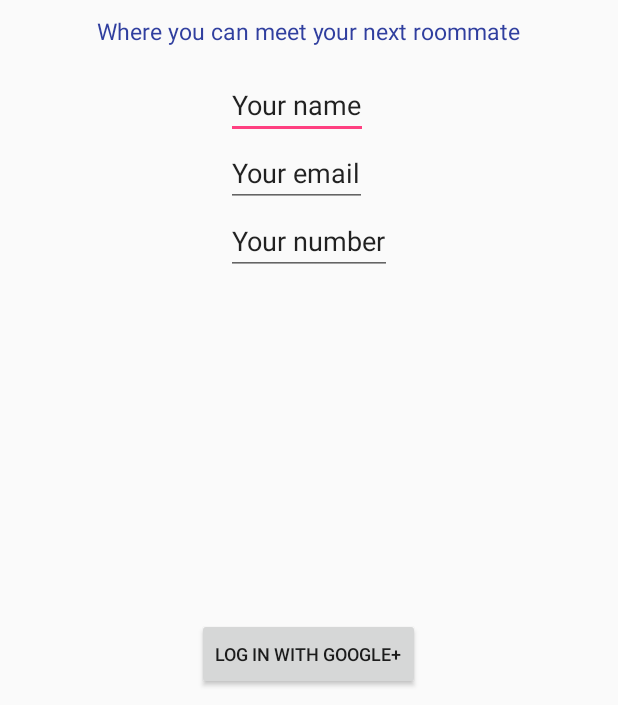
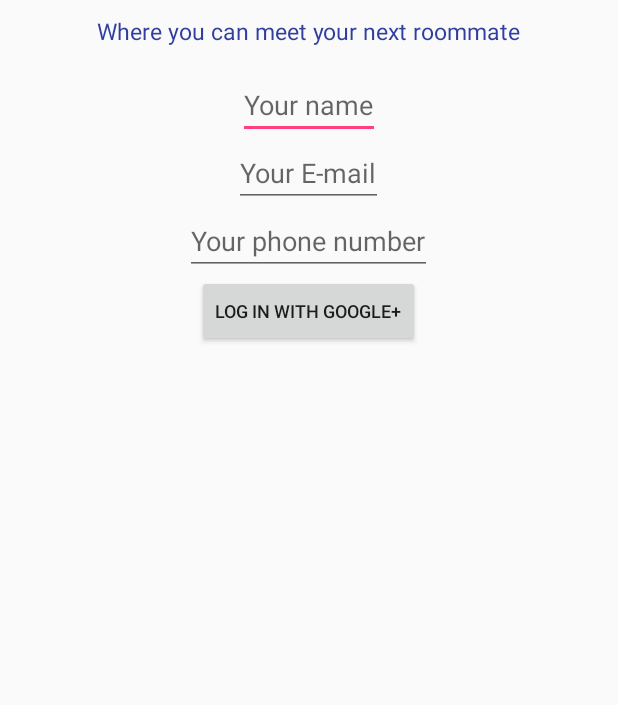
Before and after one commit to LauretsDev/Roomie, an Android app: the screen it shows after launch (MainActivity), on a phone screen of 412 x 824 dp, the part 531-1236 px from its top. Run offline under Robolectric (Android 15) with nearby library versions, the light colour scheme and no system bars.

Commit message:
Changed app launch icon, changed layouts, and user information is now viewable in activity_roomie.

```diff
--- a/app/build.gradle
+++ b/app/build.gradle
@@ -20,10 +20,6 @@ android {
     }
 }
 
-android.packagingOptions {
-    exclude 'META-INF/NOTICE' // will not include NOTICE file
-    exclude 'META-INF/LICENSE' // will not include LICENSE file
-}
 
 dependencies {
     compile fileTree(dir: 'libs', include: ['*.jar'])
--- a/app/src/main/AndroidManifest.xml
+++ b/app/src/main/AndroidManifest.xml
@@ -9,8 +9,7 @@
         android:icon="@mipmap/ic_launcher"
         android:label="@string/app_name"
         android:supportsRtl="true"
-        android:theme="@style/AppTheme"
-        android:name=".Roomie">
+        android:theme="@style/AppTheme">
         <activity android:name=".MainActivity" >
             <intent-filter>
                 <action android:name="android.intent.action.MAIN" />
--- a/app/src/main/java/com/roakstudio/roomie/Roomie.java
+++ /dev/null
@@ -1,15 +0,0 @@
-package com.roakstudio.roomie;
-
-import com.firebase.client.Firebase;
-
-/**
- * Created by Diego Laurentino on 07/04/2016.
- */
-public class Roomie extends android.app.Application {
-
-    @Override
-    public void onCreate() {
-        super.onCreate();
-        Firebase.setAndroidContext(this);
-    }
-}
--- a/app/src/main/res/layout/activity_form.xml
+++ b/app/src/main/res/layout/activity_form.xml
@@ -250,8 +250,7 @@
         android:textStyle="normal"
         android:textSize="12sp"
         android:text="@string/str_form_btn_look"
-        android:id="@+id/btn_Form"
-        android:onClick="sendMessage"/>
+        android:id="@+id/btn_Form" />
 
 
 </RelativeLayout>
--- a/app/src/main/res/layout/activity_main.xml
+++ b/app/src/main/res/layout/activity_main.xml
@@ -1,9 +1,14 @@
 <?xml version="1.0" encoding="utf-8"?>
-<RelativeLayout xmlns:android="http://schemas.android.com/apk/res/android"
+<ScrollView
+    xmlns:android="http://schemas.android.com/apk/res/android"
     xmlns:tools="http://schemas.android.com/tools"
+    tools:context="com.roakstudio.roomie.MainActivity"
     android:layout_width="match_parent"
-    android:layout_height="match_parent"
-    tools:context="com.roakstudio.roomie.MainActivity">
+    android:layout_height="match_parent">
+
+    <RelativeLayout
+    android:layout_width="match_parent"
+    android:layout_height="wrap_content">
 
     <TextView
         android:layout_width="wrap_content"
@@ -24,7 +29,8 @@
         android:layout_centerInParent="true"
         android:id="@+id/img_Logo"
         android:layout_below="@+id/txtWelcome"
-        android:layout_marginTop="10dp"/>
+        android:layout_marginTop="10dp"
+        tools:ignore="ContentDescription"/>
 
     <TextView
         android:layout_width="wrap_content"
@@ -39,45 +45,42 @@
         android:textStyle="normal"
         android:layout_marginTop="10dp"/>
 
-    <LinearLayout
-        android:layout_width="wrap_content"
-        android:layout_height="wrap_content"
-        android:layout_above="@+id/btn_Main"
-        android:layout_centerHorizontal="true"
-        android:orientation="vertical"
-        android:layout_below="@+id/txt_Motto"
-        android:layout_marginTop="8dp"
-        android:layout_marginBottom="8dp">
-
     <EditText
         android:layout_width="wrap_content"
         android:layout_height="wrap_content"
-            android:text="Your name"
-            android:id="@+id/edit_main_Name"/>
+        android:hint="@string/str_main_hint_Name"
+        android:id="@+id/edit_main_Name"
+        android:layout_below="@id/txt_Motto"
+        android:layout_centerHorizontal="true"
+        android:layout_marginTop="8dp"/>
     <EditText
         android:layout_width="wrap_content"
         android:layout_height="wrap_content"
-            android:text="Your email"
+        android:hint="@string/str_main_hint_Email"
         android:inputType="textEmailAddress"
-            android:id="@+id/edit_main_Email"/>
+        android:id="@+id/edit_main_Email"
+        android:layout_below="@id/edit_main_Name"
+        android:layout_centerHorizontal="true"/>
     <EditText
         android:layout_width="wrap_content"
         android:layout_height="wrap_content"
-            android:text="Your number"
+        android:hint="@string/str_main_hint_Phone"
         android:inputType="phone"
-            android:id="@+id/edit_main_Number"/>
-    </LinearLayout>
+        android:id="@+id/edit_main_Number"
+        android:layout_below="@id/edit_main_Email"
+        android:layout_centerHorizontal="true"/>
+
     <Button
         android:layout_width="wrap_content"
         android:layout_height="wrap_content"
         android:layout_centerHorizontal="true"
-        android:layout_alignParentBottom="true"
         android:layout_marginBottom="10dp"
         android:textStyle="normal"
         android:textSize="12sp"
         android:text="@string/str_main_btn_login"
         android:id="@+id/btn_Main"
-        android:onClick="sendMessage"/>
+        android:layout_below="@+id/edit_main_Number"/>
 
 
 </RelativeLayout>
+</ScrollView>
--- a/app/src/main/res/layout/activity_roomies.xml
+++ b/app/src/main/res/layout/activity_roomies.xml
@@ -40,8 +40,7 @@
         android:textStyle="normal"
         android:textSize="12sp"
         android:text="@string/str_roomies_btn_look"
-        android:id="@+id/btn_Roomies"
-        android:onClick="sendMessage"/>
+        android:id="@+id/btn_Roomies" />
 
 
 </RelativeLayout>
--- a/app/src/main/res/values/strings.xml
+++ b/app/src/main/res/values/strings.xml
@@ -5,6 +5,9 @@
     <string name="str_main_welcome">Welcome to Roomie!</string>
     <string name="str_main_motto">Where you can meet your next roommate</string>
     <string name="str_main_btn_login">Log in with Google+</string>
+    <string name="str_main_hint_Name">Your name</string>
+    <string name="str_main_hint_Email">Your E-mail</string>
+    <string name="str_main_hint_Phone">Your phone number</string>
 
     <!-- activity_intro.xml-->
     <string name="str_intro_about">About Roomie</string>
```
Also changed, not shown: app/src/main/java/com/roakstudio/roomie/FormActivity.java (+24 -19 lines), app/src/main/java/com/roakstudio/roomie/IntroActivity.java (+9 -5 lines), app/src/main/java/com/roakstudio/roomie/MainActivity.java (+4 -5 lines), app/src/main/java/com/roakstudio/roomie/RoomiesActivity.java (+21 -10 lines), app/src/main/java/com/roakstudio/roomie/RoomiesAdapter.java (+5 -8 lines), app/src/main/java/com/roakstudio/roomie/User.java (+7 -3 lines), app/src/main/res/layout/activity_intro.xml (+3 -4 lines), app/src/main/ic_launcher-web.png (added), app/src/main/res/mipmap-hdpi/ic_launcher.png, app/src/main/res/mipmap-mdpi/ic_launcher.png, app/src/main/res/mipmap-xhdpi/ic_launcher.png, app/src/main/res/mipmap-xxhdpi/ic_launcher.png, app/src/main/res/mipmap-xxxhdpi/ic_launcher.png. Lines whose indentation alone changed are shown as unchanged.
